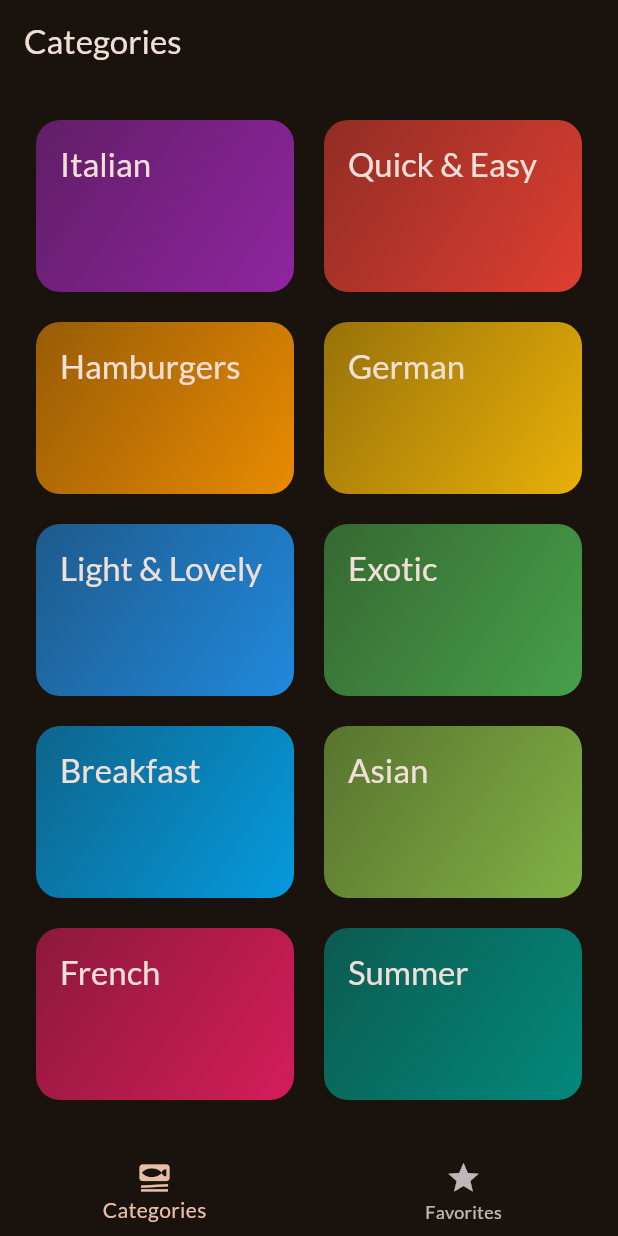
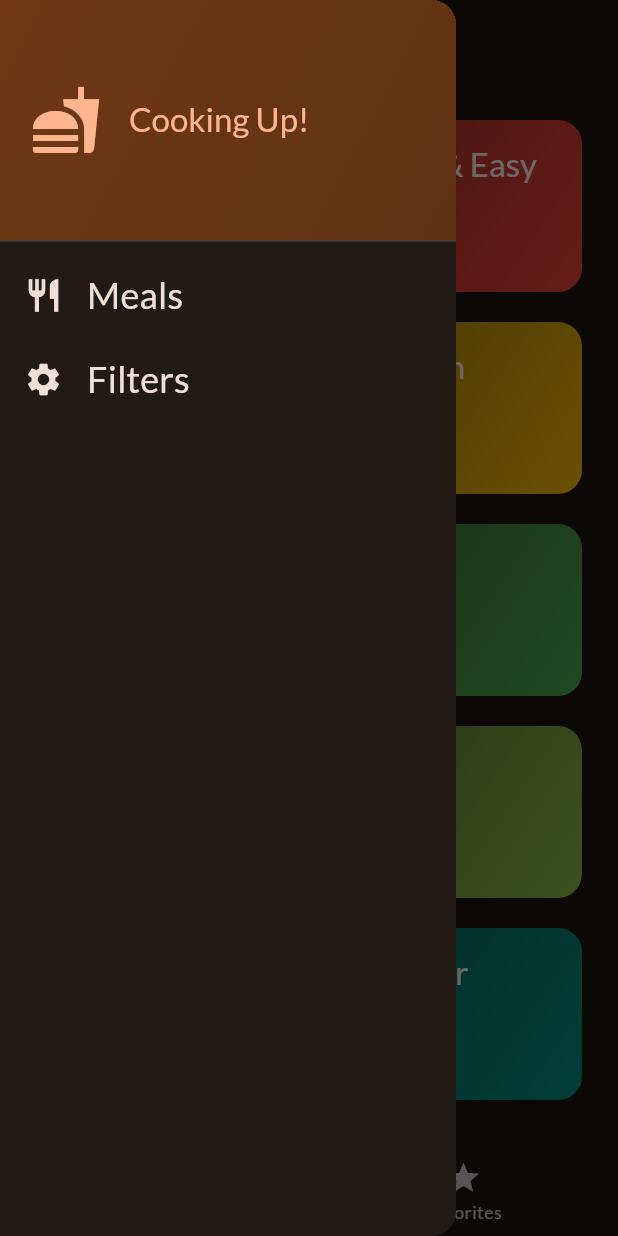
Before and after one commit to carlstep/meals_app, a Flutter app: the screen it shows after launch, with the side drawer open (before the commit the screen has no drawer), on a phone screen of 412 x 824 dp. Run offline on Flutter 3.47's test engine with Material 2 defaults, Android fonts, the phone set to English and light mode, and no system bars; our stand-ins replace google_fonts, transparent_image.

Commit message:
work on switch filters in drawer

```diff
--- a/lib/screens/tabs.dart
+++ b/lib/screens/tabs.dart
@@ -1,7 +1,9 @@
 import 'package:flutter/material.dart';
 import 'package:meals_app/models/meal.dart';
 import 'package:meals_app/screens/categories.dart';
+import 'package:meals_app/screens/filters.dart';
 import 'package:meals_app/screens/meals.dart';
+import 'package:meals_app/widgets/main_drawer.dart';
 
 class TabsScreen extends StatefulWidget {
   const TabsScreen({super.key});
@@ -46,6 +48,17 @@ class _TabsScreenState extends State<TabsScreen> {
     });
   }
 
+  void _setScreen(String identifier) {
+    Navigator.of(context).pop();
+    if (identifier == 'filters') {
+      Navigator.of(context).push(
+        MaterialPageRoute(
+          builder: (ctx) => const FiltersScreen(),
+        ),
+      );
+    }
+  }
+
   @override
   Widget build(BuildContext context) {
     Widget activePage = CategoriesScreen(
@@ -65,6 +78,9 @@ class _TabsScreenState extends State<TabsScreen> {
       appBar: AppBar(
         title: Text(activePageTitle),
       ),
+      drawer: MainDrawer(
+        onSelectScreen: _setScreen,
+      ),
       body: activePage,
       bottomNavigationBar: BottomNavigationBar(
         currentIndex: _selectedPageIndex,
--- /dev/null
+++ b/lib/widgets/main_drawer.dart
@@ -0,0 +1,88 @@
+import 'package:flutter/material.dart';
+
+class MainDrawer extends StatelessWidget {
+  const MainDrawer({
+    super.key,
+    required this.onSelectScreen,
+  });
+
+  final void Function(String identifier) onSelectScreen;
+
+  @override
+  Widget build(BuildContext context) {
+    return Drawer(
+      child: Column(
+        children: [
+          DrawerHeader(
+            padding: const EdgeInsets.all(20),
+            decoration: BoxDecoration(
+              gradient: LinearGradient(
+                colors: [
+                  Theme.of(context).colorScheme.primaryContainer,
+                  Theme.of(context)
+                      .colorScheme
+                      .primaryContainer
+                      .withOpacity(0.8),
+                ],
+                begin: Alignment.topLeft,
+                end: Alignment.bottomRight,
+              ),
+            ),
+            child: Row(
+              children: [
+                Icon(
+                  Icons.fastfood,
+                  size: 48,
+                  color: Theme.of(context).colorScheme.primary,
+                ),
+                const SizedBox(
+                  width: 18,
+                ),
+                Text(
+                  'Cooking Up!',
+                  style: Theme.of(context).textTheme.titleLarge!.copyWith(
+                        color: Theme.of(context).colorScheme.primary,
+                      ),
+                ),
+              ],
+            ),
+          ),
+          ListTile(
+            leading: Icon(
+              Icons.restaurant,
+              size: 26,
+              color: Theme.of(context).colorScheme.onBackground,
+            ),
+            title: Text(
+              'Meals',
+              style: Theme.of(context).textTheme.titleMedium!.copyWith(
+                    color: Theme.of(context).colorScheme.onBackground,
+                    fontSize: 24,
+                  ),
+            ),
+            onTap: () {
+              onSelectScreen('meals');
+            },
+          ),
+          ListTile(
+            leading: Icon(
+              Icons.settings,
+              size: 26,
+              color: Theme.of(context).colorScheme.onBackground,
+            ),
+            title: Text(
+              'Filters',
+              style: Theme.of(context).textTheme.titleMedium!.copyWith(
+                    color: Theme.of(context).colorScheme.onBackground,
+                    fontSize: 24,
+                  ),
+            ),
+            onTap: () {
+              onSelectScreen('filters');
+            },
+          ),
+        ],
+      ),
+    );
+  }
+}
```
Also changed, not shown: lib/screens/filters.dart (added, +130 -0 lines).
